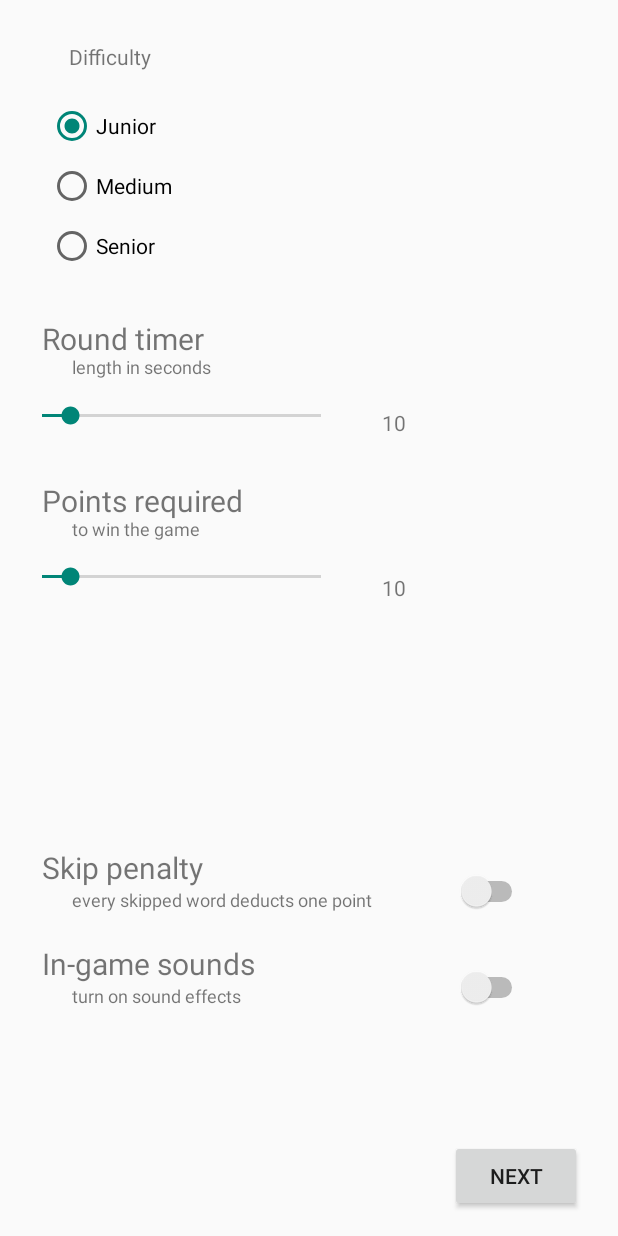
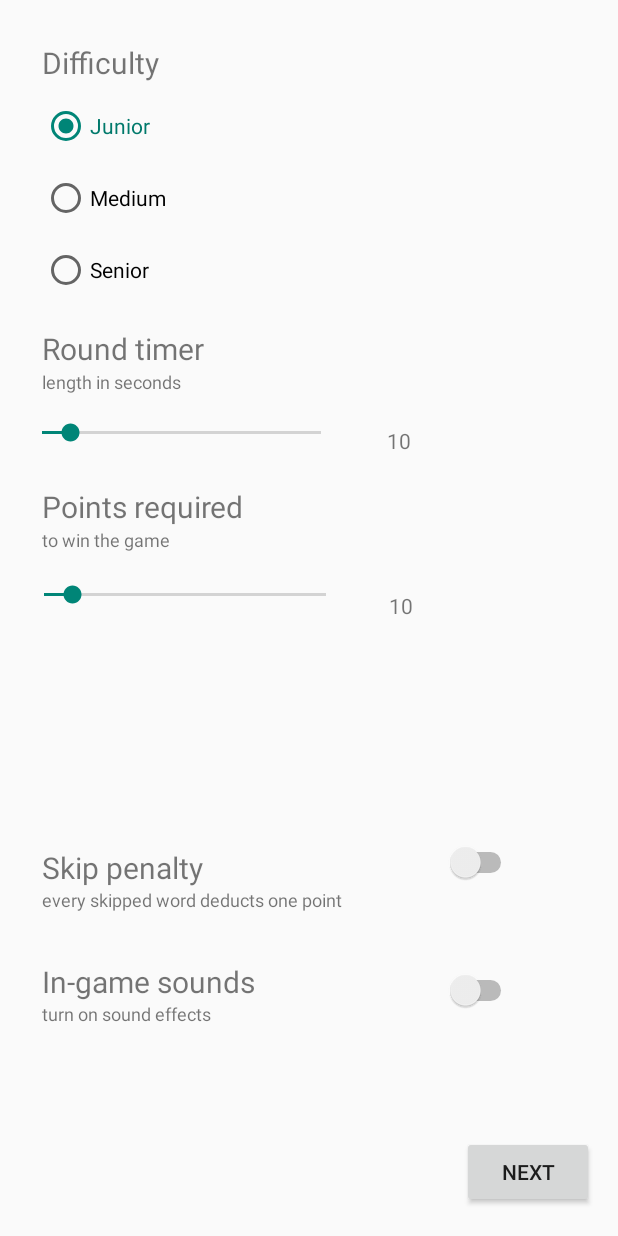
Before and after one commit to Bebrucha/Alias, an Android app: the Settings_4 screen opened directly, with no data from a screen before it, on a phone screen of 412 x 824 dp. Run offline under Robolectric (Android 15) with nearby library versions, the phone set to English and light mode, and no system bars.

```diff
--- a/app/src/main/res/layout/activity_settings_4.xml
+++ b/app/src/main/res/layout/activity_settings_4.xml
@@ -15,10 +15,13 @@
         android:layout_height="wrap_content"
         android:layout_marginTop="28dp"
         android:text="@string/difficulty"
+        android:textSize="20sp"
+        app:layout_constraintBottom_toTopOf="@+id/radioGroup"
         app:layout_constraintEnd_toEndOf="parent"
-        app:layout_constraintHorizontal_bias="0.128"
+        app:layout_constraintHorizontal_bias="0.084"
         app:layout_constraintStart_toStartOf="parent"
-        app:layout_constraintTop_toTopOf="parent" />
+        app:layout_constraintTop_toTopOf="parent"
+        app:layout_constraintVertical_bias="0.0" />
 
     <RadioGroup
         android:id="@+id/radioGroup"
@@ -34,33 +37,92 @@
 
         <RadioButton
             android:id="@+id/Junior"
-            android:layout_width="match_parent"
+            android:layout_width="120dp"
             android:layout_height="48dp"
             android:checked="true"
-            android:text="@string/junior" />
+            android:text="@string/junior"
+            android:textColor="#00796B" />
 
         <RadioButton
             android:id="@+id/Medium"
-            android:layout_width="wrap_content"
+            android:layout_width="match_parent"
             android:layout_height="wrap_content"
+            android:minHeight="48dp"
             android:text="@string/medium" />
 
         <RadioButton
             android:id="@+id/Senior"
-            android:layout_width="83dp"
+            android:layout_width="match_parent"
             android:layout_height="48dp"
             android:text="@string/senior" />
+
     </RadioGroup>
 
     <Button
         android:id="@+id/button_settings_next_4"
         android:layout_width="wrap_content"
         android:layout_height="wrap_content"
-        android:layout_marginEnd="24dp"
-        android:layout_marginBottom="16dp"
         android:text="@string/next"
         app:layout_constraintBottom_toBottomOf="parent"
-        app:layout_constraintEnd_toEndOf="parent" />
+        app:layout_constraintEnd_toEndOf="parent"
+        app:layout_constraintHorizontal_bias="0.95"
+        app:layout_constraintStart_toStartOf="parent"
+        app:layout_constraintTop_toTopOf="parent"
+        app:layout_constraintVertical_bias="0.976" />
+
+    <TextView
+        android:id="@+id/textView17"
+        android:layout_width="wrap_content"
+        android:layout_height="wrap_content"
+        android:layout_marginStart="28dp"
+        android:layout_marginBottom="156dp"
+        android:text="@string/ingame_sounds"
+        android:textSize="20sp"
+        app:layout_constraintBottom_toBottomOf="parent"
+        app:layout_constraintStart_toStartOf="parent" />
+
+    <Switch
+        android:id="@+id/switch1"
+        android:layout_width="wrap_content"
+        android:layout_height="wrap_content"
+        android:layout_marginEnd="60dp"
+        android:layout_marginBottom="28dp"
+        android:minWidth="48dp"
+        android:minHeight="48dp"
+        app:layout_constraintBottom_toTopOf="@+id/switch2"
+        app:layout_constraintEnd_toEndOf="parent"
+        app:layout_constraintHorizontal_bias="0.957"
+        app:layout_constraintStart_toEndOf="@+id/textView15"
+        app:layout_constraintTop_toTopOf="parent"
+        app:layout_constraintVertical_bias="0.983" />
+
+    <TextView
+        android:id="@+id/textView13"
+        android:layout_width="wrap_content"
+        android:layout_height="wrap_content"
+        android:layout_marginTop="344dp"
+        android:text="@string/to_win_the_game"
+        android:textSize="12sp"
+        app:layout_constraintBottom_toTopOf="@+id/seekBar_settings_max_points"
+        app:layout_constraintEnd_toEndOf="parent"
+        app:layout_constraintHorizontal_bias="0.086"
+        app:layout_constraintStart_toStartOf="parent"
+        app:layout_constraintTop_toTopOf="parent"
+        app:layout_constraintVertical_bias="0.375" />
+
+    <TextView
+        android:id="@+id/textView12"
+        android:layout_width="wrap_content"
+        android:layout_height="wrap_content"
+        android:layout_marginTop="212dp"
+        android:text="@string/round_timer"
+        android:textSize="20sp"
+        app:layout_constraintBottom_toTopOf="@+id/textView14"
+        app:layout_constraintEnd_toEndOf="parent"
+        app:layout_constraintHorizontal_bias="0.092"
+        app:layout_constraintStart_toStartOf="parent"
+        app:layout_constraintTop_toTopOf="parent"
+        app:layout_constraintVertical_bias="1.0" />
 
     <SeekBar
         android:id="@+id/seekBar_settings_round_length"
@@ -68,81 +130,39 @@
         android:layout_height="35dp"
         android:layout_marginStart="12dp"
         android:layout_marginTop="260dp"
+        app:layout_constraintBottom_toTopOf="@+id/textView11"
+        app:layout_constraintEnd_toStartOf="@+id/textView_seek_bar_length"
+        app:layout_constraintHorizontal_bias="0.0"
         app:layout_constraintStart_toStartOf="parent"
-        app:layout_constraintTop_toTopOf="parent" />
-
-    <TextView
-        android:id="@+id/textView_seek_bar_length"
-        android:layout_width="37dp"
-        android:layout_height="22dp"
-        android:layout_marginTop="272dp"
-        android:layout_marginEnd="120dp"
-        android:text="@string/ten"
-        app:layout_constraintEnd_toEndOf="parent"
-        app:layout_constraintTop_toTopOf="parent" />
-
-    <TextView
-        android:id="@+id/textView11"
-        android:layout_width="wrap_content"
-        android:layout_height="wrap_content"
-        android:layout_marginStart="28dp"
-        android:layout_marginTop="320dp"
-        android:text="@string/points_required"
-        android:textSize="20sp"
-        app:layout_constraintStart_toStartOf="parent"
-        app:layout_constraintTop_toTopOf="parent" />
-
-    <SeekBar
-        android:id="@+id/seekBar_settings_max_points"
-        android:layout_width="218dp"
-        android:layout_height="33dp"
-        android:layout_marginStart="12dp"
-        android:layout_marginTop="368dp"
-        app:layout_constraintStart_toStartOf="parent"
-        app:layout_constraintTop_toTopOf="parent" />
-
-    <TextView
-        android:id="@+id/textView13"
-        android:layout_width="wrap_content"
-        android:layout_height="wrap_content"
-        android:layout_marginStart="48dp"
-        android:layout_marginTop="344dp"
-        android:text="@string/to_win_the_game"
-        android:textSize="12sp"
-        app:layout_constraintStart_toStartOf="parent"
-        app:layout_constraintTop_toTopOf="parent" />
-
-    <TextView
-        android:id="@+id/textView_seek_bar_points"
-        android:layout_width="37dp"
-        android:layout_height="19dp"
-        android:layout_marginTop="88dp"
-        android:layout_marginEnd="120dp"
-        android:text="@string/ten"
-        app:layout_constraintEnd_toEndOf="parent"
-        app:layout_constraintTop_toBottomOf="@+id/textView_seek_bar_length" />
-
-    <TextView
-        android:id="@+id/textView12"
-        android:layout_width="wrap_content"
-        android:layout_height="wrap_content"
-        android:layout_marginStart="28dp"
-        android:layout_marginTop="212dp"
-        android:text="@string/round_timer"
-        android:textSize="20sp"
-        app:layout_constraintStart_toStartOf="parent"
-        app:layout_constraintTop_toTopOf="parent" />
+        app:layout_constraintTop_toTopOf="parent"
+        app:layout_constraintVertical_bias="0.392" />
 
     <TextView
         android:id="@+id/textView14"
         android:layout_width="wrap_content"
         android:layout_height="wrap_content"
-        android:layout_marginStart="48dp"
         android:layout_marginTop="236dp"
         android:text="@string/length_in_seconds"
         android:textSize="12sp"
+        app:layout_constraintBottom_toTopOf="@+id/seekBar_settings_round_length"
+        app:layout_constraintEnd_toEndOf="parent"
+        app:layout_constraintHorizontal_bias="0.088"
         app:layout_constraintStart_toStartOf="parent"
-        app:layout_constraintTop_toTopOf="parent" />
+        app:layout_constraintTop_toTopOf="parent"
+        app:layout_constraintVertical_bias="0.521" />
+
+    <Switch
+        android:id="@+id/switch2"
+        android:layout_width="wrap_content"
+        android:layout_height="wrap_content"
+        android:layout_marginEnd="60dp"
+        android:layout_marginBottom="140dp"
+        android:minWidth="48dp"
+        android:minHeight="48dp"
+        app:layout_constraintBottom_toBottomOf="parent"
+        app:layout_constraintEnd_toEndOf="parent"
+        app:layout_constraintHorizontal_bias="0.946"
+        app:layout_constraintStart_toEndOf="@+id/textView17" />
 
     <TextView
         android:id="@+id/textView15"
@@ -153,45 +173,66 @@
         android:text="@string/skip_penalty"
         android:textSize="20sp"
         app:layout_constraintBottom_toBottomOf="parent"
-        app:layout_constraintStart_toStartOf="parent" />
+        app:layout_constraintStart_toStartOf="parent"
+        app:layout_constraintTop_toBottomOf="@+id/seekBar_settings_max_points"
+        app:layout_constraintVertical_bias="1.0" />
+
+    <TextView
+        android:id="@+id/textView_seek_bar_points"
+        android:layout_width="37dp"
+        android:layout_height="19dp"
+        android:layout_marginStart="20dp"
+        android:layout_marginTop="88dp"
+        android:text="@string/ten"
+        app:layout_constraintEnd_toEndOf="parent"
+        app:layout_constraintHorizontal_bias="0.049"
+        app:layout_constraintStart_toEndOf="@+id/seekBar_settings_max_points"
+        app:layout_constraintTop_toBottomOf="@+id/textView_seek_bar_length" />
+
+    <TextView
+        android:id="@+id/textView11"
+        android:layout_width="wrap_content"
+        android:layout_height="wrap_content"
+        android:layout_marginTop="316dp"
+        android:text="@string/points_required"
+        android:textSize="20sp"
+        app:layout_constraintBottom_toTopOf="@+id/textView13"
+        app:layout_constraintEnd_toEndOf="parent"
+        app:layout_constraintHorizontal_bias="0.101"
+        app:layout_constraintStart_toStartOf="parent"
+        app:layout_constraintTop_toTopOf="parent"
+        app:layout_constraintVertical_bias="1.0" />
+
+    <SeekBar
+        android:id="@+id/seekBar_settings_max_points"
+        android:layout_width="220dp"
+        android:layout_height="34dp"
+        android:layout_marginTop="380dp"
+        app:layout_constraintEnd_toEndOf="parent"
+        app:layout_constraintHorizontal_bias="0.068"
+        app:layout_constraintStart_toStartOf="parent"
+        app:layout_constraintTop_toTopOf="parent" />
+
+    <TextView
+        android:id="@+id/textView_seek_bar_length"
+        android:layout_width="37dp"
+        android:layout_height="22dp"
+        android:layout_marginStart="121dp"
+        android:layout_marginTop="284dp"
+        android:layout_marginEnd="116dp"
+        android:text="@string/ten"
+        app:layout_constraintEnd_toEndOf="parent"
+        app:layout_constraintStart_toEndOf="@+id/textView12"
+        app:layout_constraintTop_toTopOf="parent" />
 
     <TextView
         android:id="@+id/textView18"
         android:layout_width="wrap_content"
         android:layout_height="wrap_content"
-        android:layout_marginStart="48dp"
-        android:layout_marginBottom="152dp"
+        android:layout_marginStart="28dp"
+        android:layout_marginBottom="140dp"
         android:text="@string/turn_on_sound"
         android:textSize="12sp"
-        app:layout_constraintBottom_toBottomOf="parent"
-        app:layout_constraintStart_toStartOf="parent" />
-
-    <Switch
-        android:id="@+id/switch2"
-        android:layout_width="wrap_content"
-        android:layout_height="wrap_content"
-        android:layout_marginEnd="60dp"
-        android:layout_marginBottom="152dp"
-        app:layout_constraintBottom_toBottomOf="parent"
-        app:layout_constraintEnd_toEndOf="parent" />
-
-    <Switch
-        android:id="@+id/switch1"
-        android:layout_width="wrap_content"
-        android:layout_height="wrap_content"
-        android:layout_marginEnd="60dp"
-        android:layout_marginBottom="216dp"
-        app:layout_constraintBottom_toBottomOf="parent"
-        app:layout_constraintEnd_toEndOf="parent" />
-
-    <TextView
-        android:id="@+id/textView17"
-        android:layout_width="wrap_content"
-        android:layout_height="wrap_content"
-        android:layout_marginStart="28dp"
-        android:layout_marginBottom="168dp"
-        android:text="@string/ingame_sounds"
-        android:textSize="20sp"
         app:layout_constraintBottom_toBottomOf="parent"
         app:layout_constraintStart_toStartOf="parent" />
 
@@ -199,7 +240,7 @@
         android:id="@+id/textView16"
         android:layout_width="wrap_content"
         android:layout_height="wrap_content"
-        android:layout_marginStart="48dp"
+        android:layout_marginStart="28dp"
         android:layout_marginBottom="216dp"
         android:text="@string/every_skipped_word"
         android:textSize="12sp"
```
Also changed, not shown: app/src/main/java/com/example/alias/Game.java (+93 -0 lines).
